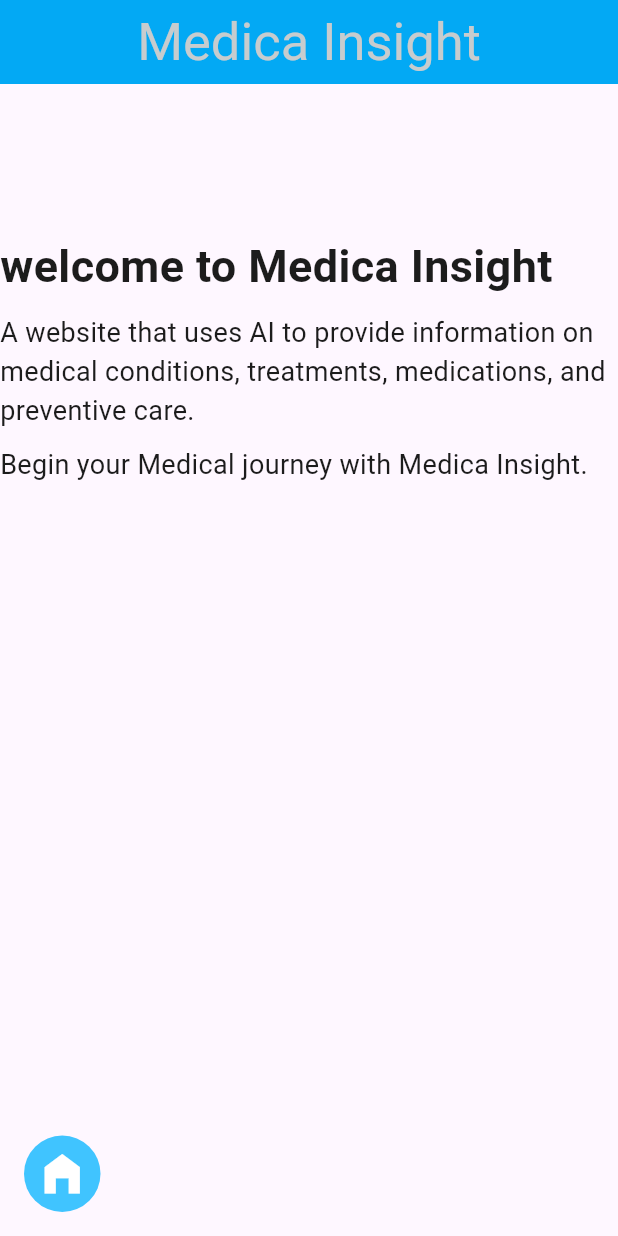
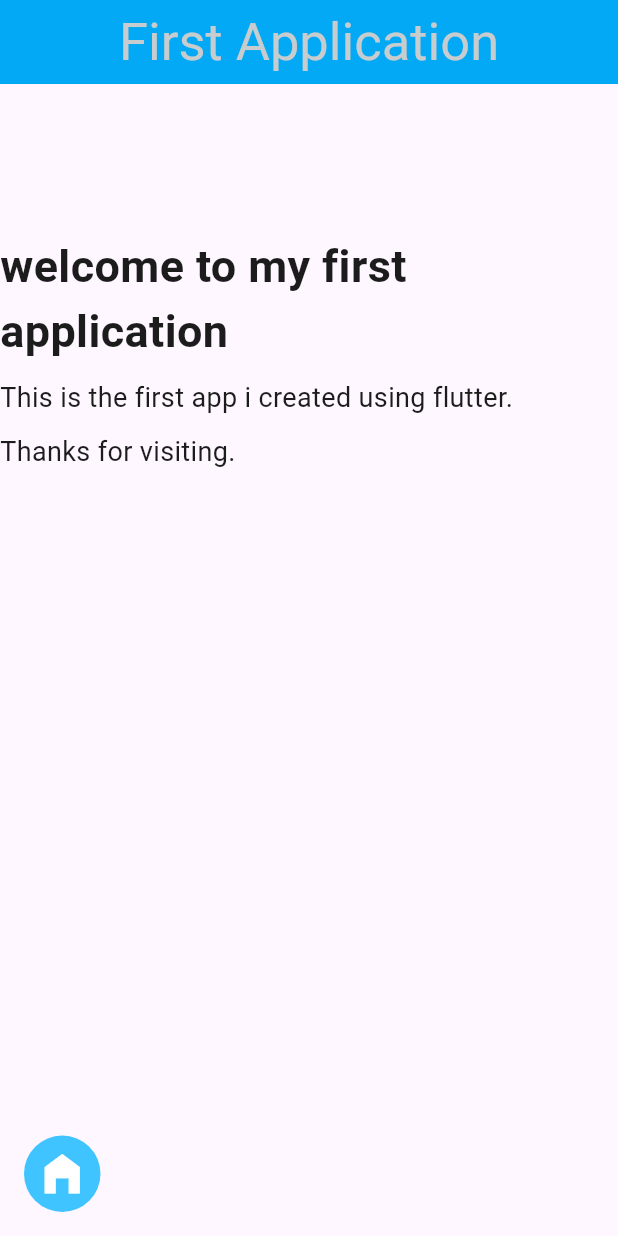
Before and after one commit to dipsankadariya/4thSem-workshop, a Flutter app: the screen it shows after launch, on a phone screen of 412 x 824 dp. Run offline on Flutter 3.47's test engine with Material 3 defaults, Android fonts, the phone set to English and light mode, and no system bars.

Commit message:
new updates

```diff
--- a/DAY2/firstapp/lib/main.dart
+++ b/DAY2/firstapp/lib/main.dart
@@ -31,7 +31,7 @@ class MyApplication extends StatelessWidget {
         ),
         appBar: AppBar(
           title: const Text(
-            'Medica Insight',
+            'First Application',
             style: TextStyle(
               color: Color.fromRGBO(206, 205, 205, 0.965),
               fontSize: 35,
@@ -46,7 +46,7 @@ class MyApplication extends StatelessWidget {
           children: [
             SizedBox(height: 100),
             Text(
-              "welcome to Medica Insight",
+              "welcome to my first application",
               style: TextStyle(
                 color: Color.fromRGBO(20, 20, 20, 0.965),
                 fontSize: 30,
@@ -55,7 +55,7 @@ class MyApplication extends StatelessWidget {
             ),
             SizedBox(height: 10),
             Text(
-              "A website that uses AI to provide information on medical conditions, treatments, medications, and preventive care.",
+              "This is the first app i created using flutter.",
               style: TextStyle(
                 color: Color.fromRGBO(20, 20, 20, 0.965),
                 fontSize: 18,
@@ -63,7 +63,7 @@ class MyApplication extends StatelessWidget {
             ),
             SizedBox(height: 10),
             Text(
-              "Begin your Medical journey with Medica Insight.",
+              "Thanks for visiting.",
               style: TextStyle(
                 color: Color.fromRGBO(20, 20, 20, 0.965),
                 fontSize: 18,
```
